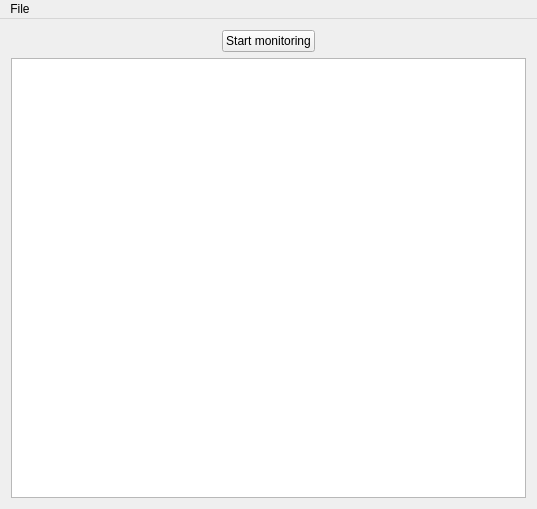
This is mainwindow.ui in Wayne1017/apr2cpp as Qt 5 draws it before an edit. The edited form follows.
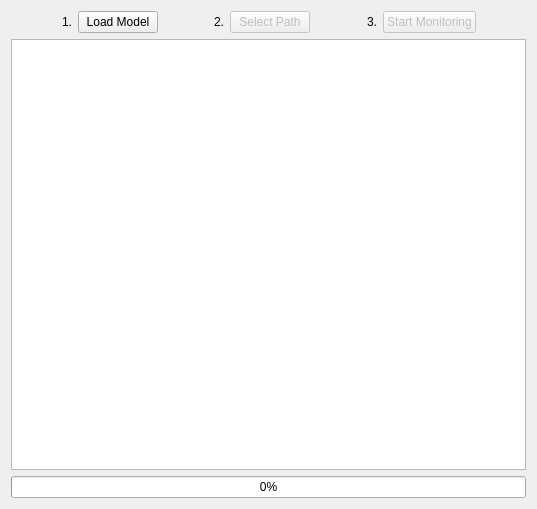
This is the edited form.

Diff of the .ui file:
```diff
--- a/mainwindow.ui
+++ b/mainwindow.ui
@@ -30,10 +30,77 @@
         </property>
        </spacer>
       </item>
+      <item>
+       <widget class="QLabel" name="firstLabel">
+        <property name="text">
+         <string>1.</string>
+        </property>
+       </widget>
+      </item>
+      <item>
+       <widget class="QPushButton" name="modelButton">
+        <property name="text">
+         <string>Load Model</string>
+        </property>
+       </widget>
+      </item>
+      <item>
+       <spacer name="horizontalSpacer_3">
+        <property name="orientation">
+         <enum>Qt::Horizontal</enum>
+        </property>
+        <property name="sizeHint" stdset="0">
+         <size>
+          <width>40</width>
+          <height>20</height>
+         </size>
+        </property>
+       </spacer>
+      </item>
+      <item>
+       <widget class="QLabel" name="secondLabel">
+        <property name="text">
+         <string>2.</string>
+        </property>
+       </widget>
+      </item>
+      <item>
+       <widget class="QPushButton" name="pathButton">
+        <property name="enabled">
+         <bool>false</bool>
+        </property>
+        <property name="text">
+         <string>Select Path</string>
+        </property>
+       </widget>
+      </item>
+      <item>
+       <spacer name="horizontalSpacer_4">
+        <property name="orientation">
+         <enum>Qt::Horizontal</enum>
+        </property>
+        <property name="sizeHint" stdset="0">
+         <size>
+          <width>40</width>
+          <height>20</height>
+         </size>
+        </property>
+       </spacer>
+      </item>
+      <item>
+       <widget class="QLabel" name="thirdLabel">
+        <property name="text">
+         <string>3.</string>
+        </property>
+       </widget>
+      </item>
       <item>
        <widget class="QPushButton" name="monitorButton">
+        <property name="enabled">
+         <bool>false</bool>
+        </property>
         <property name="text">
-         <string>Start monitoring</string>
+         <string>Start Monitoring</string>
         </property>
        </widget>
       </item>
@@ -59,6 +126,13 @@
       </property>
      </widget>
     </item>
+    <item>
+     <widget class="QProgressBar" name="progressBar">
+      <property name="value">
+       <number>0</number>
+      </property>
+     </widget>
+    </item>
    </layout>
   </widget>
   <widget class="QMenuBar" name="menuBar">
@@ -67,16 +141,9 @@
      <x>0</x>
      <y>0</y>
      <width>537</width>
-     <height>26</height>
+     <height>17</height>
     </rect>
    </property>
-   <widget class="QMenu" name="menuFile">
-    <property name="title">
-     <string>File</string>
-    </property>
-    <addaction name="actionMonitor_Path"/>
-   </widget>
-   <addaction name="menuFile"/>
   </widget>
   <action name="actionMonitor_Path">
    <property name="text">
```
Left out of the diff: 5 changed lines with no effect on the pictures.
